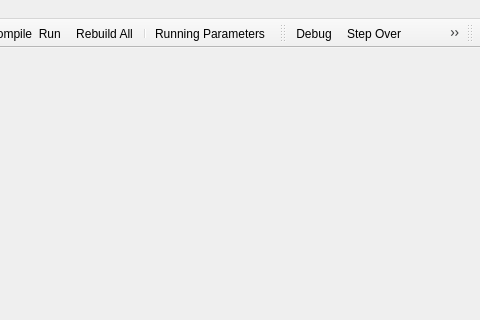
royqh1979/RedPanda-CPP, file RedPandaIDE/mainwindow.ui: the form before one commit; both pictures show x 634 to 1114 and y 0 to 320 of the 1114 by 742 pixel window.
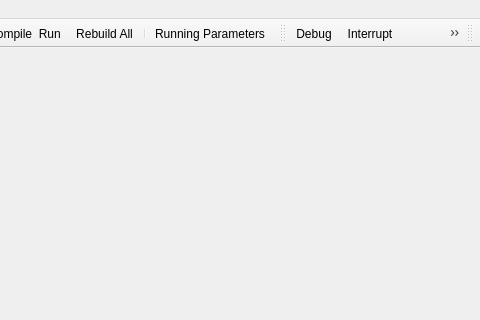
The form after the commit. The open tabs and pages were chosen to show the change. Icons and pictures are not drawn. Custom widgets are drawn as their Qt base class.

```diff
--- a/RedPandaIDE/mainwindow.ui
+++ b/RedPandaIDE/mainwindow.ui
@@ -1657,6 +1657,7 @@
     <bool>false</bool>
    </attribute>
    <addaction name="actionDebug"/>
+   <addaction name="actionInterrupt"/>
    <addaction name="actionStep_Over"/>
    <addaction name="actionStep_Into"/>
    <addaction name="actionStep_Out"/>
@@ -2667,6 +2668,15 @@
     <string>Ctrl+Backspace</string>
    </property>
   </action>
+  <action name="actionInterrupt">
+   <property name="icon">
+    <iconset resource="icons.qrc">
+     <normaloff>:/icons/images/newlook24/093-pause.png</normaloff>:/icons/images/newlook24/093-pause.png</iconset>
+   </property>
+   <property name="text">
+    <string>Interrupt</string>
+   </property>
+  </action>
  </widget>
  <customwidgets>
   <customwidget>
```
Left out of the diff: 4 changed lines with no effect on the pictures.
